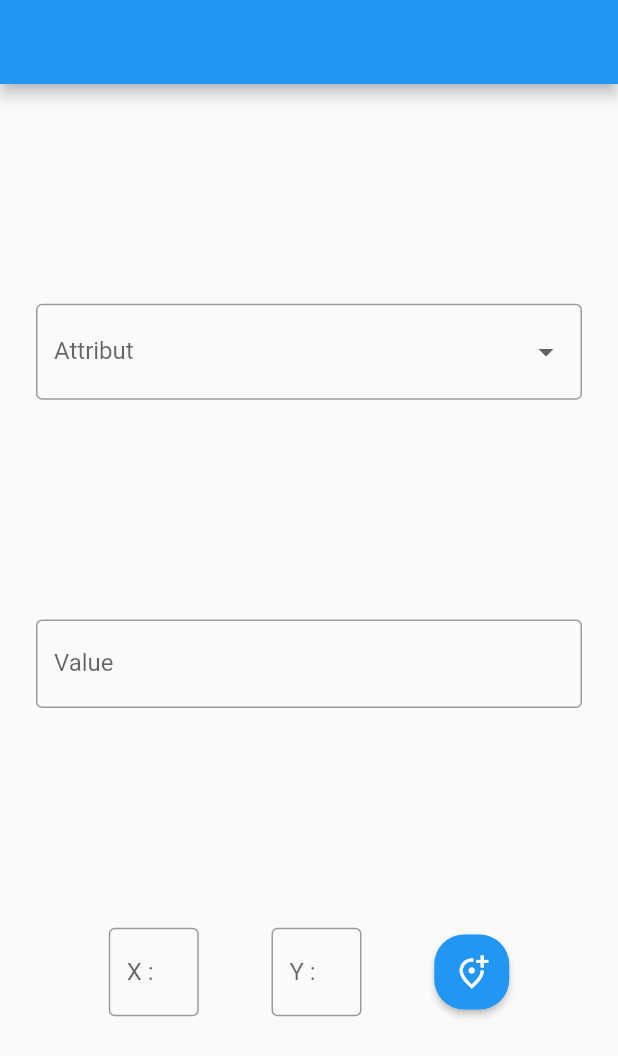
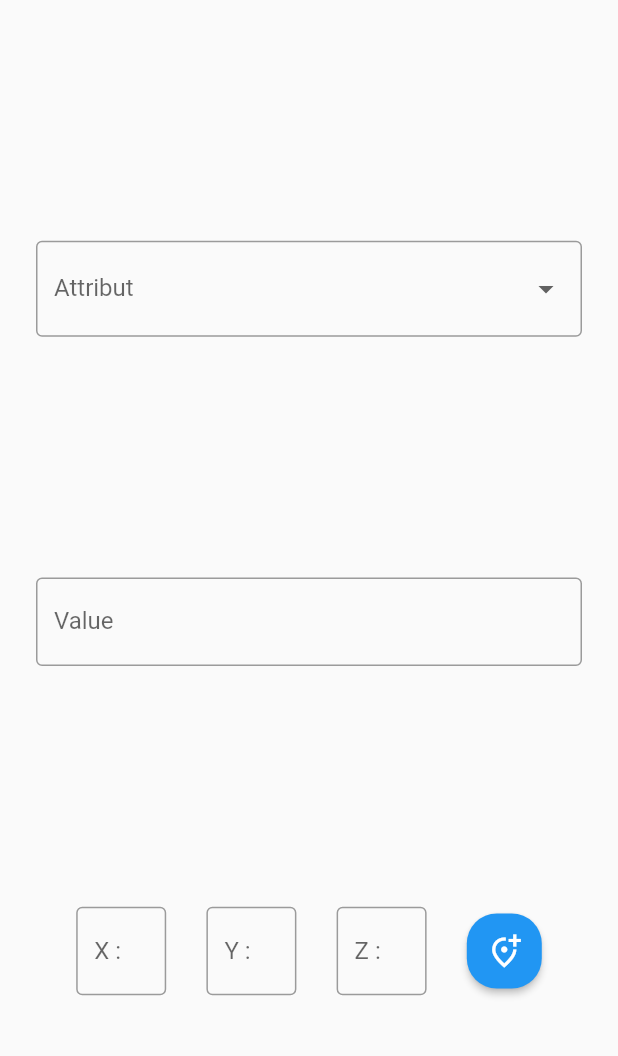
Before and after one commit to SlyPex/cupagis, a Flutter app: the screen it shows after launch, after a tap on the "add location alt" icon, on a phone screen of 412 x 824 dp. Shown: the top 1056 px of the screen. Run offline on Flutter 3.47's test engine with Material 2 defaults, Android fonts, the phone set to English and light mode, and no system bars; our stand-ins replace geolocator.

Commit message:
Added "Z" textfield & generated icon file

```diff
--- a/lib/main.dart
+++ b/lib/main.dart
@@ -1,5 +1,6 @@
 import 'package:flutter/material.dart';
 import 'package:geolocator/geolocator.dart';
+
 void main() {
   runApp(
     const MaterialApp(
@@ -20,6 +21,7 @@ class MyApp extends StatefulWidget {
 class _MyAppState extends State<MyApp> {
   TextEditingController locationlat = TextEditingController();
   TextEditingController locationlong = TextEditingController();
+  TextEditingController locationalt = TextEditingController();
   final items = [
     "Humidité",
     "Phosphore",
@@ -30,23 +32,29 @@ class _MyAppState extends State<MyApp> {
   String? value;
   late String latiude;
   late String longtitude;
+  late String altitude;
   void getlocation() async {
-    var position =await Geolocator.getCurrentPosition(desiredAccuracy: LocationAccuracy.high);
-    var lat=position.latitude;
-    var long=position.longitude;
-    latiude='$lat';
-    longtitude='$long';
+    var position = await Geolocator.getCurrentPosition(
+        desiredAccuracy: LocationAccuracy.high);
+    var lat = position.latitude;
+    var long = position.longitude;
+    var alt = position.altitude;
+    latiude = '$lat';
+    longtitude = '$long';
+    altitude = '$alt';
     print(latiude);
     print(longtitude);
     setState(() {
-locationlat.text=latiude;
-locationlong.text=longtitude;
+      locationlat.text = latiude;
+      locationlong.text = longtitude;
+      locationalt.text = altitude;
     });
   }
+
   @override
   Widget build(BuildContext context) {
     return Scaffold(
-        appBar: AppBar(),
+        // appBar: AppBar(),
         body: Container(
       child: Column(
         mainAxisAlignment: MainAxisAlignment.spaceEvenly,
@@ -85,14 +93,24 @@ locationlong.text=longtitude;
                   decoration: InputDecoration(
                       labelText: "Y :", border: OutlineInputBorder()),
                 ),
-                    // ),
+                width: 60,
+              ),
+              Container(
+                child: TextField(
+                  controller: locationalt,
+                  readOnly: true,
+                  decoration: InputDecoration(
+                      labelText: "Z :", border: OutlineInputBorder()),
+                ),
                 width: 60,
               ),
               Container(
                 width: 50,
                 height: 50,
                 child: MaterialButton(
-                      onPressed: () async {getlocation();},
+                  onPressed: () async {
+                    getlocation();
+                  },
                   color: Colors.blue,
                   textColor: Colors.white,
                   child: const Icon(
@@ -103,9 +121,7 @@ locationlong.text=longtitude;
                   shape: RoundedRectangleBorder(
                       borderRadius: BorderRadius.circular(20)),
                 ),
-                    // margin: EdgeInsets.fromLTRB(5, 0, 0, 0),
               ),
-
             ],
           )
         ],
```
Also changed, not shown: 1 other file. Lines whose indentation alone changed are shown as unchanged.
